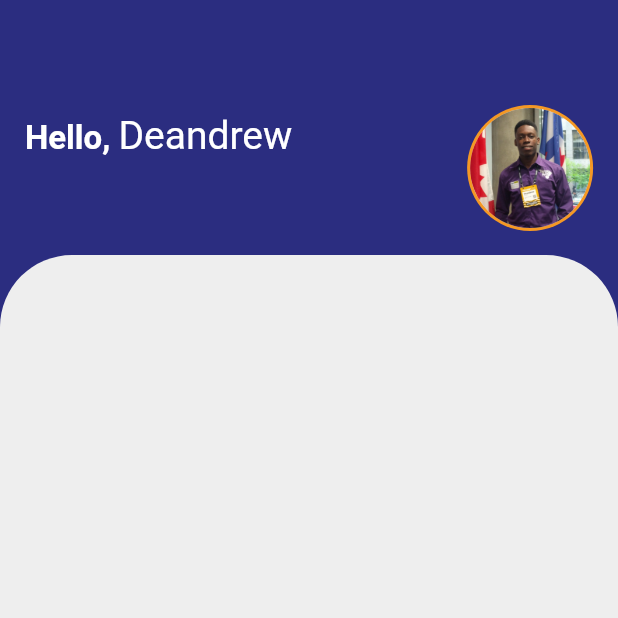
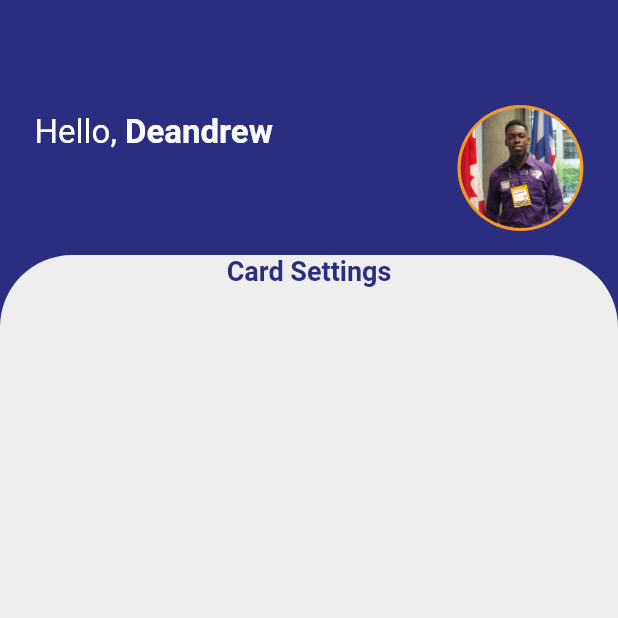
Before and after one commit to Deandrew007/cash-me, a Flutter app: the screen it shows after launch, on a phone screen of 412 x 824 dp, the top half of it. Run offline on Flutter 3.47's test engine with Material 2 defaults, Android fonts, the phone set to English and light mode, and no system bars; our stand-ins replace hexcolor.

Commit message:
added screenshots

```diff
--- a/lib/accounts.dart
+++ b/lib/accounts.dart
@@ -30,14 +30,14 @@ class _AccountsState extends State<Accounts> {
                       style: TextStyle(
                           fontSize: 22,
                           color: Colors.white,
-                          fontWeight: FontWeight.bold),
+                          fontWeight: FontWeight.normal),
                       children: <TextSpan>[
                         TextSpan(
                             text: 'Deandrew',
                             style: TextStyle(
-                                fontSize: 26,
+                                fontSize: 22,
                                 color: Colors.white,
-                                fontWeight: FontWeight.normal)),
+                                fontWeight: FontWeight.bold)),
                       ],
                     )),
                   ),
@@ -62,6 +62,9 @@ class _AccountsState extends State<Accounts> {
   }
 
 Widget _buildBody() {
+
+  bool isSwitched = true;
+
   return Container(
        margin: EdgeInsets.only(top: 170),
         height: double.maxFinite,
@@ -73,7 +76,21 @@ Widget _buildBody() {
           ),
           color: Colors.grey[200],
         ),
-        child: Column(),
+        child: Column(
+          children: <Widget>[
+            Text(
+              'Card Settings',
+              style: TextStyle(
+                color: Hexcolor("2B2D80"),
+                fontWeight: FontWeight.bold,
+                fontSize: 18
+              ),
+            ),
+            ListTile(
+
+            )
+          ],
+        ),
   );
 }
 }
```
Also changed, not shown: 5 other files.
